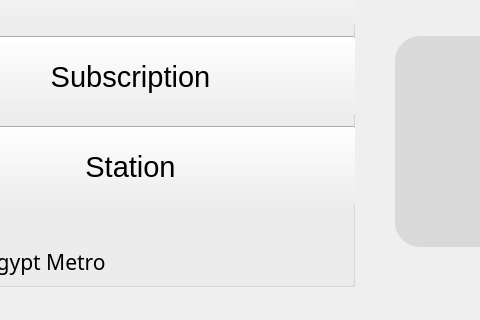
This is admin.ui in hager55m/Metro-Mate-DS as Qt 5 draws it before an edit; both pictures show x 95 to 575 and y 434 to 754 of the 984 by 754 pixel window. The edited form follows.
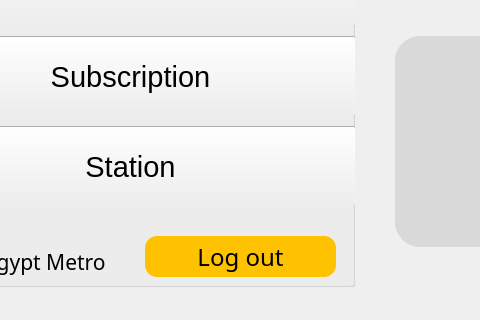
This is the edited form.

```diff
--- a/admin.ui
+++ b/admin.ui
@@ -421,6 +421,30 @@
       <string>Admin</string>
      </property>
     </widget>
+    <widget class="QPushButton" name="pushButton_11">
+     <property name="geometry">
+      <rect>
+       <x>240</x>
+       <y>670</y>
+       <width>191</width>
+       <height>41</height>
+      </rect>
+     </property>
+     <property name="font">
+      <font>
+       <family>BAXAUTRIAL</family>
+       <pointsize>18</pointsize>
+      </font>
+     </property>
+     <property name="styleSheet">
+      <string notr="true">background-color: #FFC200;
+border-radius: 12;
+color: black;</string>
+     </property>
+     <property name="text">
+      <string>Log out</string>
+     </property>
+    </widget>
    </widget>
    <widget class="QGroupBox" name="groupBox_3">
     <property name="geometry">
@@ -491,6 +515,19 @@
     <property name="title">
      <string/>
     </property>
+    <widget class="QPushButton" name="userhistorybutton">
+     <property name="geometry">
+      <rect>
+       <x>10</x>
+       <y>0</y>
+       <width>461</width>
+       <height>211</height>
+      </rect>
+     </property>
+     <property name="text">
+      <string/>
+     </property>
+    </widget>
    </widget>
   </widget>
  </widget>
```
